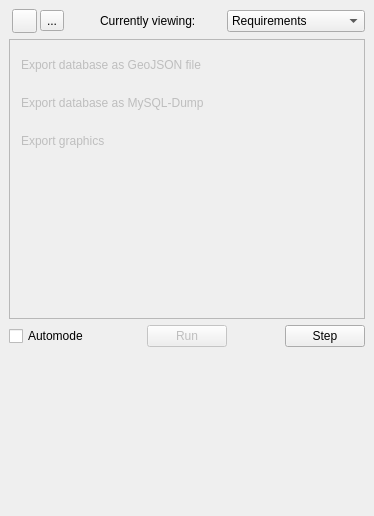
The window that mole/view/ui_main_process_dock.ui (UdK-VPT/Open_eQuarter) describes before a commit, drawn with Qt 5.
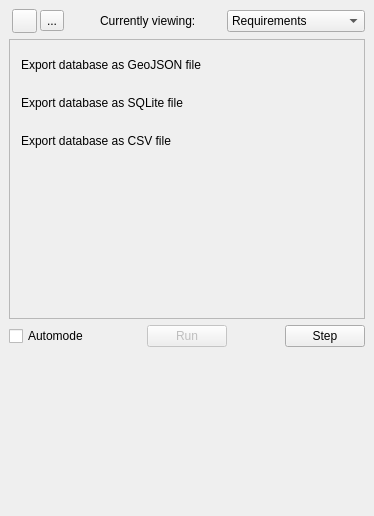
The same window after the commit. The open tabs and pages were chosen to show the change. Icons and pictures are not drawn. Custom widgets are drawn as their Qt base class.

Commit message: - trying "wait for file" to solve the windows crashes

What changed in the file:
```diff
--- a/mole/view/ui_main_process_dock.ui
+++ b/mole/view/ui_main_process_dock.ui
@@ -546,7 +546,7 @@
         <item>
          <widget class="QProcessButton" name="json_export_done">
           <property name="enabled">
-           <bool>false</bool>
+           <bool>true</bool>
           </property>
           <property name="text">
            <string>Export database as GeoJSON file</string>
@@ -556,20 +556,20 @@
         <item>
          <widget class="QProcessButton" name="mysql_export_done">
           <property name="enabled">
-           <bool>false</bool>
+           <bool>true</bool>
           </property>
           <property name="text">
-           <string>Export database as MySQL-Dump</string>
+           <string>Export database as SQLite file</string>
           </property>
          </widget>
         </item>
         <item>
          <widget class="QProcessButton" name="graphic_export_done">
           <property name="enabled">
-           <bool>false</bool>
+           <bool>true</bool>
           </property>
           <property name="text">
-           <string>Export graphics</string>
+           <string>Export database as CSV file</string>
           </property>
          </widget>
         </item>
```
Left out of the diff: 11 changed lines with no effect on the pictures. The commit also changes 6 other files.
